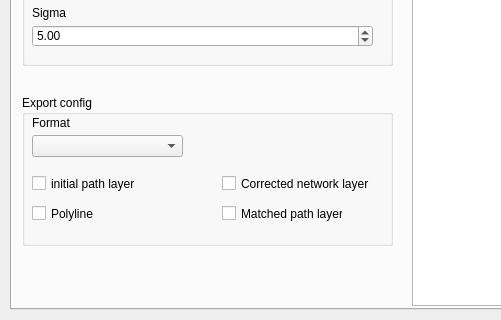
Old version of the form map_matching_dialog_base.ui in the repository LAEQ/Assisted-MapMatching; both pictures show x 0 to 501 and y 391 to 711 of the 713 by 711 pixel window.
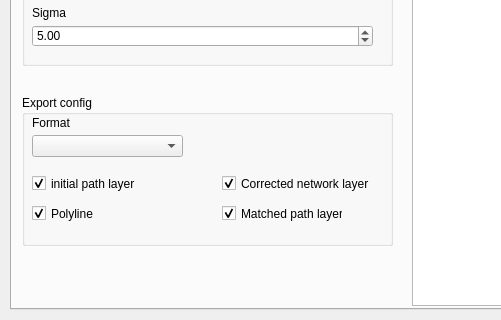
New version of the form. The open tabs and pages were chosen to show the change.

The edit to the form file:
```diff
--- a/map_matching_dialog_base.ui
+++ b/map_matching_dialog_base.ui
@@ -667,6 +667,9 @@
       <property name="text">
        <string>initial path layer</string>
       </property>
+      <property name="checked">
+       <bool>true</bool>
+      </property>
      </widget>
      <widget class="QCheckBox" name="check_polyline">
       <property name="geometry">
@@ -680,6 +683,9 @@
       <property name="text">
        <string>Polyline</string>
       </property>
+      <property name="checked">
+       <bool>true</bool>
+      </property>
      </widget>
      <widget class="QCheckBox" name="check_corrected_network">
       <property name="geometry">
@@ -693,6 +699,9 @@
       <property name="text">
        <string>Corrected network layer</string>
       </property>
+      <property name="checked">
+       <bool>true</bool>
+      </property>
      </widget>
      <widget class="QCheckBox" name="check_matched_path">
       <property name="geometry">
@@ -706,6 +715,9 @@
       <property name="text">
        <string>Matched path layer</string>
       </property>
+      <property name="checked">
+       <bool>true</bool>
+      </property>
      </widget>
     </widget>
    </widget>
```
